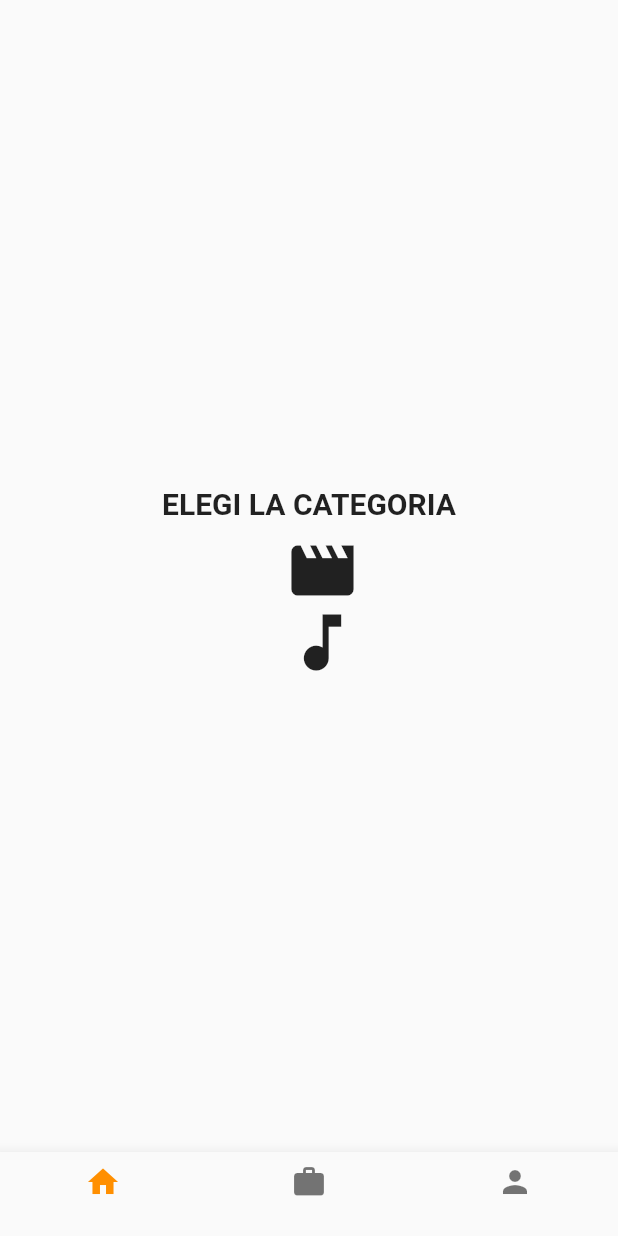
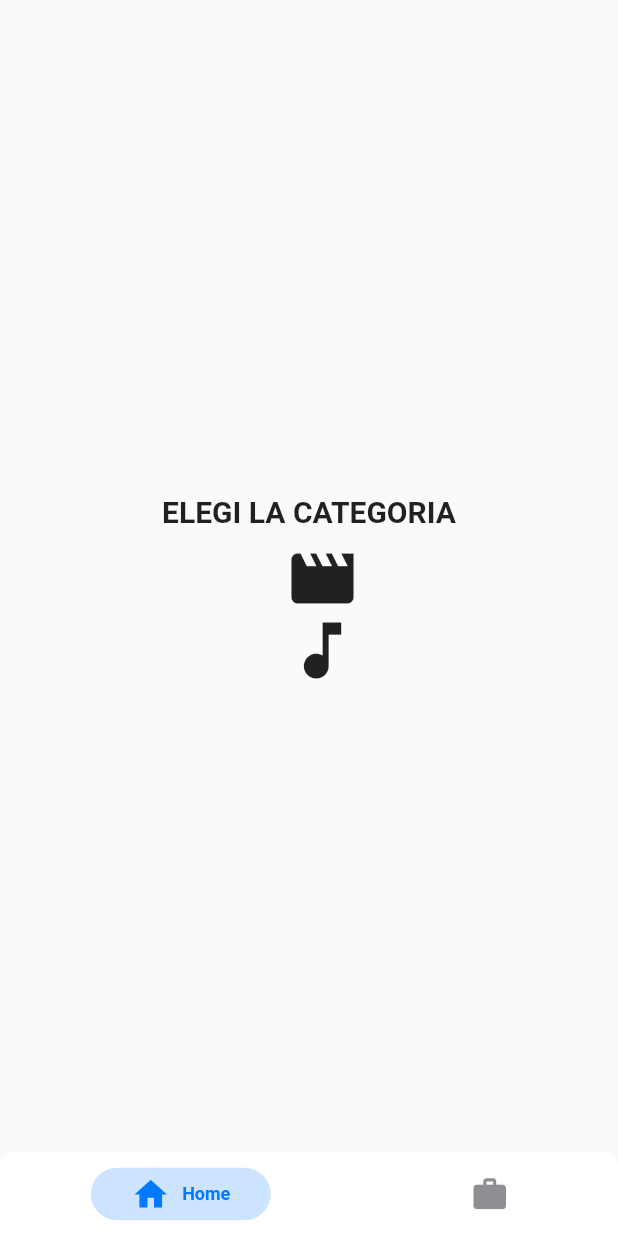
Before and after one commit to GonzaloGuasch/Rosebud-FRONT, a Flutter app: the screen it shows after launch, on a phone screen of 412 x 824 dp. Run offline on Flutter 3.47's test engine with Material 2 defaults, Android fonts, the phone set to English and light mode, and no system bars; drawn by our look-alikes of persistent_bottom_nav_bar; our stand-ins replace flutter_rating_bar.

Commit message:
Agrego barra de navegacion [DONE]

```diff
--- a/lib/widgets/NavigationBar.dart
+++ b/lib/widgets/NavigationBar.dart
@@ -1,70 +1,64 @@
-/// Flutter code sample for BottomNavigationBar
+import 'package:flutter/cupertino.dart';
+import 'package:flutter/material.dart';
+import '../main.dart';
+import 'package:persistent_bottom_nav_bar/persistent-tab-view.dart';
 
-// This example shows a [BottomNavigationBar] as it is used within a [Scaffold]
-// widget. The [BottomNavigationBar] has three [BottomNavigationBarItem]
-// widgets, which means it defaults to [BottomNavigationBarType.fixed], and
-// the [currentIndex] is set to index 0. The selected item is
-// amber. The `_onItemTapped` function changes the selected item's index
-// and displays a corresponding message in the center of the [Scaffold].
+class NavigationBar extends StatelessWidget  {
+  PersistentTabController _controller = PersistentTabController(
+      initialIndex: 0);
 
-import 'package:flutter/material.dart';
-
-import '../main.dart';
-
-/// This is the stateful widget that the main application instantiates.
-class NavigationBar extends StatefulWidget {
-  @override
-  _NavigationBarState createState() => _NavigationBarState();
-}
-
-/// This is the private State class that goes with MyStatefulWidget.
-class _NavigationBarState extends State<NavigationBar> {
-  int _selectedIndex = 0;
-  static const TextStyle optionStyle =
-  TextStyle(fontSize: 30, fontWeight: FontWeight.bold);
-  static List<Widget> _widgetOptions = <Widget>[
-    HomeChoice(),
-    Text(
-      'Index 1: Business',
-      style: optionStyle,
-    ),
-    Text(
-      'Index 2: School',
-      style: optionStyle,
-    ),
-  ];
-
-  void _onItemTapped(int index) {
-    setState(() {
-      _selectedIndex = index;
-    });
+  List<Widget> _buildScreens() {
+    return [
+      HomeChoice(),
+      HomeChoice()
+    ];
+  }
+  List<PersistentBottomNavBarItem> _navBarsItems() {
+    return [
+      PersistentBottomNavBarItem(
+        icon: Icon(Icons.home),
+        title: ("Home"),
+        activeColorPrimary: CupertinoColors.activeBlue,
+        inactiveColorPrimary: CupertinoColors.systemGrey,
+      ),
+      PersistentBottomNavBarItem(
+        icon: Icon(Icons.work),
+        title: ("Settings"),
+        activeColorPrimary: CupertinoColors.activeBlue,
+        inactiveColorPrimary: CupertinoColors.systemGrey,
+      ),
+    ];
   }
 
   @override
   Widget build(BuildContext context) {
-    return Scaffold(
-      body: Center(
-        child: _widgetOptions.elementAt(_selectedIndex),
+    return PersistentTabView(
+      context,
+      controller: _controller,
+      screens: _buildScreens(),
+      items: _navBarsItems(),
+      confineInSafeArea: true,
+      backgroundColor: Colors.white, // Default is Colors.white.
+      handleAndroidBackButtonPress: true, // Default is true.
+      resizeToAvoidBottomInset: true, // This needs to be true if you want to move up the screen when keyboard appears. Default is true.
+      stateManagement: true, // Default is true.
+      hideNavigationBarWhenKeyboardShows: true, // Recommended to set 'resizeToAvoidBottomInset' as true while using this argument. Default is true.
+      decoration: NavBarDecoration(
+        borderRadius: BorderRadius.circular(10.0),
+        colorBehindNavBar: Colors.white,
       ),
-      bottomNavigationBar: BottomNavigationBar(
-        items: const <BottomNavigationBarItem>[
-          BottomNavigationBarItem(
-            icon: Icon(Icons.home),
-            label: '',
-          ),
-          BottomNavigationBarItem(
-            icon: Icon(Icons.work),
-            label: '',
-          ),
-          BottomNavigationBarItem(
-            icon: Icon(Icons.person),
-            label: '',
-          ),
-        ],
-        currentIndex: _selectedIndex,
-        selectedItemColor: Colors.amber[800],
-        onTap: _onItemTapped,
+      popAllScreensOnTapOfSelectedTab: true,
+      popActionScreens: PopActionScreensType.all,
+      itemAnimationProperties: ItemAnimationProperties( // Navigation Bar's items animation properties.
+        duration: Duration(milliseconds: 200),
+        curve: Curves.ease,
       ),
+      screenTransitionAnimation: ScreenTransitionAnimation( // Screen transition animation on change of selected tab.
+        animateTabTransition: true,
+        curve: Curves.ease,
+        duration: Duration(milliseconds: 200),
+      ),
+      navBarStyle: NavBarStyle.style1, // Choose the nav bar style with this property.
     );
   }
 }
--- a/pubspec.yaml
+++ b/pubspec.yaml
@@ -24,6 +24,7 @@ dependencies:
   flutter:
     sdk: flutter
   http: 0.13.1
+  persistent_bottom_nav_bar: any
 
 
   # The following adds the Cupertino Icons font to your application.
```
Also changed, not shown: pubspec.lock.
